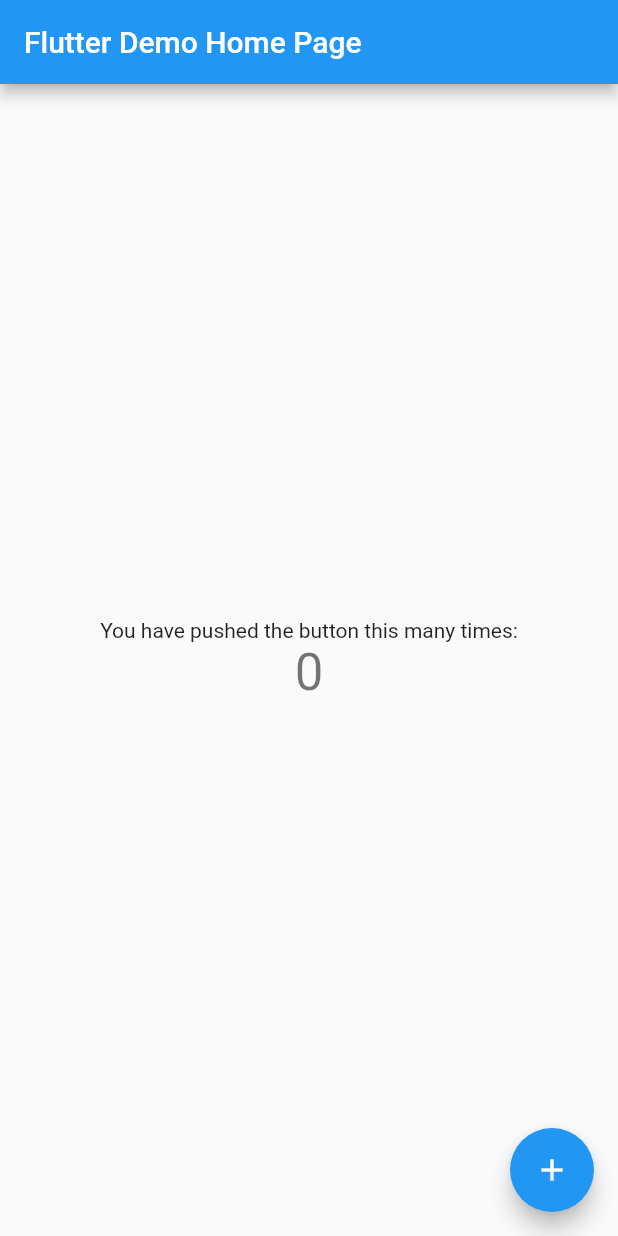
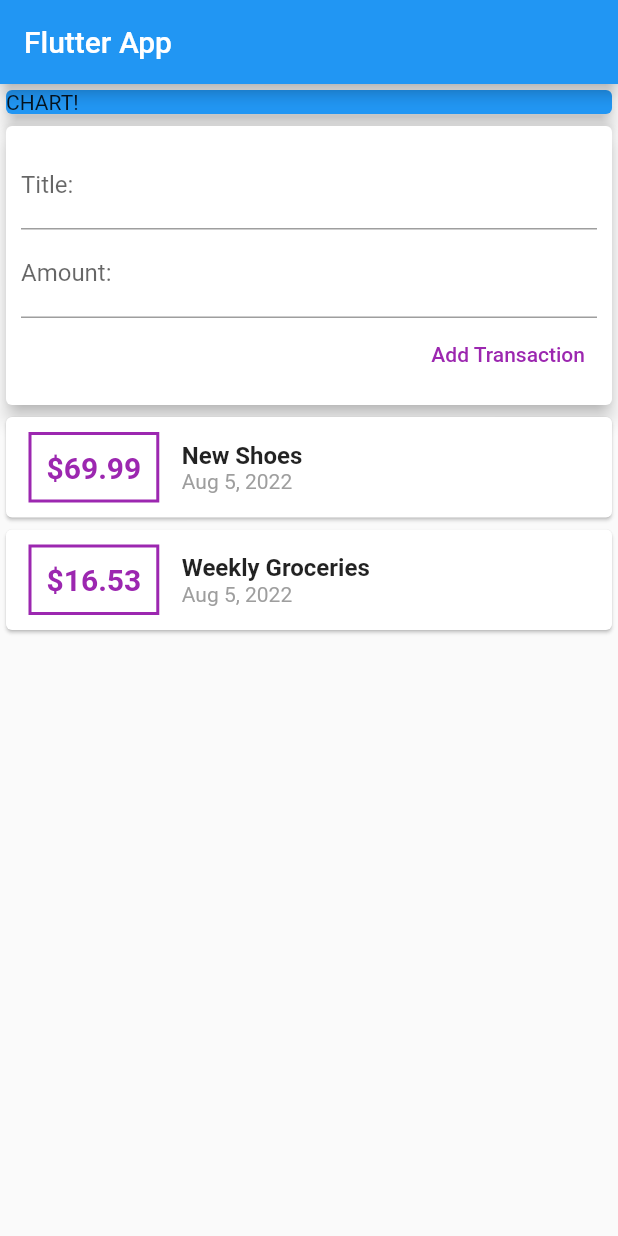
Before and after one commit to angelroma/porky_finance, a Flutter app: the screen it shows after launch, on a phone screen of 412 x 824 dp. Run offline on Flutter 3.47's test engine with Material 2 defaults, Android fonts, the phone set to English and light mode, and no system bars.

Commit message:
Convert Column to ListView

```diff
--- a/lib/main.dart
+++ b/lib/main.dart
@@ -1,4 +1,8 @@
 import 'package:flutter/material.dart';
+import 'package:porky_finance/widgets/Transaction_list.dart';
+import 'package:porky_finance/widgets/user_transaction.dart';
+
+import 'widgets/new_transaction.dart';
 
 void main() {
   runApp(const MyApp());
@@ -24,43 +28,12 @@ class MyApp extends StatelessWidget {
         // is not restarted.
         primarySwatch: Colors.blue,
       ),
-      home: const MyHomePage(title: 'Flutter Demo Home Page'),
+      home: _MyHomePageState(),
     );
   }
 }
 
-class MyHomePage extends StatefulWidget {
-  const MyHomePage({Key? key, required this.title}) : super(key: key);
-
-  // This widget is the home page of your application. It is stateful, meaning
-  // that it has a State object (defined below) that contains fields that affect
-  // how it looks.
-
-  // This class is the configuration for the state. It holds the values (in this
-  // case the title) provided by the parent (in this case the App widget) and
-  // used by the build method of the State. Fields in a Widget subclass are
-  // always marked "final".
-
-  final String title;
-
-  @override
-  State<MyHomePage> createState() => _MyHomePageState();
-}
-
-class _MyHomePageState extends State<MyHomePage> {
-  int _counter = 0;
-
-  void _incrementCounter() {
-    setState(() {
-      // This call to setState tells the Flutter framework that something has
-      // changed in this State, which causes it to rerun the build method below
-      // so that the display can reflect the updated values. If we changed
-      // _counter without calling setState(), then the build method would not be
-      // called again, and so nothing would appear to happen.
-      _counter++;
-    });
-  }
-
+class _MyHomePageState extends StatelessWidget {
   @override
   Widget build(BuildContext context) {
     // This method is rerun every time setState is called, for instance as done
@@ -73,43 +46,25 @@ class _MyHomePageState extends State<MyHomePage> {
       appBar: AppBar(
         // Here we take the value from the MyHomePage object that was created by
         // the App.build method, and use it to set our appbar title.
-        title: Text(widget.title),
+        title: Text('Flutter App'),
       ),
-      body: Center(
-        // Center is a layout widget. It takes a single child and positions it
-        // in the middle of the parent.
+      body: SingleChildScrollView(
         child: Column(
-          // Column is also a layout widget. It takes a list of children and
-          // arranges them vertically. By default, it sizes itself to fit its
-          // children horizontally, and tries to be as tall as its parent.
-          //
-          // Invoke "debug painting" (press "p" in the console, choose the
-          // "Toggle Debug Paint" action from the Flutter Inspector in Android
-          // Studio, or the "Toggle Debug Paint" command in Visual Studio Code)
-          // to see the wireframe for each widget.
-          //
-          // Column has various properties to control how it sizes itself and
-          // how it positions its children. Here we use mainAxisAlignment to
-          // center the children vertically; the main axis here is the vertical
-          // axis because Columns are vertical (the cross axis would be
-          // horizontal).
-          mainAxisAlignment: MainAxisAlignment.center,
+          // mainAxisAlignment: MainAxisAlignment.start,
+          crossAxisAlignment: CrossAxisAlignment.stretch,
           children: <Widget>[
-            const Text(
-              'You have pushed the button this many times:',
+            Container(
+              width: double.infinity,
+              child: Card(
+                color: Colors.blue,
+                child: Text('CHART!'),
+                elevation: 5,
+              ),
             ),
-            Text(
-              '$_counter',
-              style: Theme.of(context).textTheme.headline4,
-            ),
+            UserTransaction(),
           ],
         ),
       ),
-      floatingActionButton: FloatingActionButton(
-        onPressed: _incrementCounter,
-        tooltip: 'Increment',
-        child: const Icon(Icons.add),
-      ), // This trailing comma makes auto-formatting nicer for build methods.
     );
   }
 }
--- /dev/null
+++ b/lib/models/transaction.dart
@@ -0,0 +1,13 @@
+class Transaction {
+  final String id;
+  final String title;
+  final double amount;
+  DateTime date = DateTime.now();
+
+  Transaction({
+    required this.id,
+    required this.title,
+    required this.amount,
+    required this.date,
+  });
+}
--- /dev/null
+++ b/lib/widgets/Transaction_list.dart
@@ -0,0 +1,67 @@
+import 'package:flutter/material.dart';
+import 'package:intl/intl.dart';
+
+import '../models/transaction.dart';
+
+class TransactionList extends StatelessWidget {
+  final List<Transaction> transactions;
+
+  TransactionList(this.transactions);
+
+  @override
+  Widget build(BuildContext context) {
+    return Container(
+      height: 300,
+      child: ListView.builder(
+        itemBuilder: (ctx, index) {
+          return Card(
+            child: Row(
+              children: <Widget>[
+                Container(
+                  margin: EdgeInsets.symmetric(
+                    vertical: 10,
+                    horizontal: 15,
+                  ),
+                  decoration: BoxDecoration(
+                    border: Border.all(
+                      color: Colors.purple,
+                      width: 2,
+                    ),
+                  ),
+                  padding: EdgeInsets.all(10),
+                  child: Text(
+                    '\$${transactions[index].amount}',
+                    style: TextStyle(
+                      fontWeight: FontWeight.bold,
+                      fontSize: 20,
+                      color: Colors.purple,
+                    ),
+                  ),
+                ),
+                Column(
+                  crossAxisAlignment: CrossAxisAlignment.start,
+                  children: <Widget>[
+                    Text(
+                      transactions[index].title,
+                      style: TextStyle(
+                        fontSize: 16,
+                        fontWeight: FontWeight.bold,
+                      ),
+                    ),
+                    Text(
+                      DateFormat.yMMMd().format(transactions[index].date),
+                      style: TextStyle(
+                        color: Colors.grey,
+                      ),
+                    ),
+                  ],
+                ),
+              ],
+            ),
+          );
+        },
+        itemCount: transactions.length,
+      ),
+    );
+  }
+}
--- /dev/null
+++ b/lib/widgets/new_transaction.dart
@@ -0,0 +1,44 @@
+import 'package:flutter/material.dart';
+
+class NewTransaction extends StatelessWidget {
+  // String? amountInput;
+  final titleController = TextEditingController();
+  final amountController = TextEditingController();
+
+  final Function _addNewTransaction;
+
+  NewTransaction(this._addNewTransaction);
+
+  @override
+  Widget build(BuildContext context) {
+    return Card(
+      elevation: 5,
+      child: Container(
+        padding: EdgeInsets.all(10),
+        width: double.infinity,
+        child: Column(
+          crossAxisAlignment: CrossAxisAlignment.end,
+          children: [
+            TextField(
+              decoration: InputDecoration(labelText: 'Title:'),
+              controller: titleController,
+            ),
+            TextField(
+              decoration: InputDecoration(labelText: 'Amount:'),
+              controller: amountController,
+            ),
+            TextButton(
+              onPressed: () => {
+                print('/${titleController.text}/${amountController.text}'),
+                _addNewTransaction(
+                    titleController.text, double.parse(amountController.text)),
+              },
+              child: Text('Add Transaction',
+                  style: TextStyle(color: Colors.purple)),
+            ),
+          ],
+        ),
+      ),
+    );
+  }
+}
--- /dev/null
+++ b/lib/widgets/user_transaction.dart
@@ -0,0 +1,48 @@
+import 'package:flutter/material.dart';
+import 'Transaction_list.dart';
+import 'new_transaction.dart';
+import '../models/transaction.dart';
+
+class UserTransaction extends StatefulWidget {
+  const UserTransaction({Key? key}) : super(key: key);
+
+  @override
+  State<UserTransaction> createState() => _UserTransactionState();
+}
+
+class _UserTransactionState extends State<UserTransaction> {
+  final List<Transaction> _userTransactions = [
+    Transaction(
+      id: 't1',
+      title: 'New Shoes',
+      amount: 69.99,
+      date: DateTime.now(),
+    ),
+    Transaction(
+      id: 't2',
+      title: 'Weekly Groceries',
+      amount: 16.53,
+      date: DateTime.now(),
+    ),
+  ];
+
+  void _addNewTransaction(String title, double amount) {
+    final newTx = Transaction(
+      title: title,
+      amount: amount,
+      date: DateTime.now(),
+      id: DateTime.now().toString(),
+    );
+    setState(() => {_userTransactions.add(newTx)});
+  }
+
+  @override
+  Widget build(BuildContext context) {
+    return Column(
+      children: <Widget>[
+        NewTransaction(_addNewTransaction),
+        TransactionList(_userTransactions)
+      ],
+    );
+  }
+}
--- a/pubspec.yaml
+++ b/pubspec.yaml
@@ -34,6 +34,7 @@ dependencies:
   # The following adds the Cupertino Icons font to your application.
   # Use with the CupertinoIcons class for iOS style icons.
   cupertino_icons: ^1.0.2
+  intl: ^0.17.0
 
 dev_dependencies:
   flutter_test:
```
Also changed, not shown: pubspec.lock.
